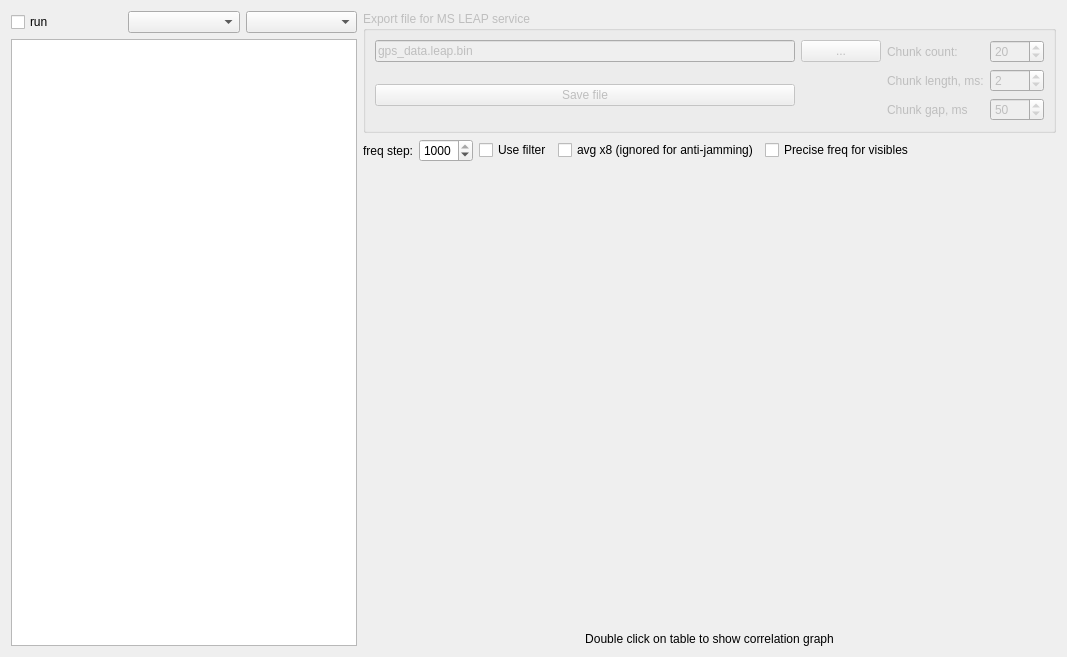
Above: gpscorrform.ui from amungo/ItsFx3 before the change. Below: the same form after it.
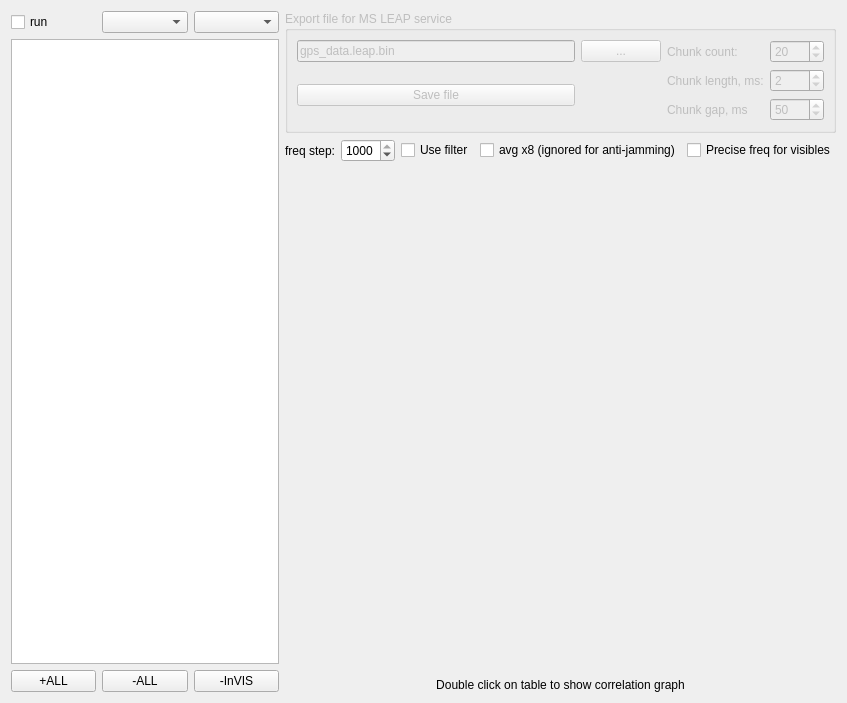
That is the form after the change. Custom widgets are drawn as their Qt base class.

Commit message: [+] add buttons for group (un)checking sats

Diff of the .ui file:
```diff
--- a/gpscorrform.ui
+++ b/gpscorrform.ui
@@ -6,8 +6,8 @@
    <rect>
     <x>0</x>
     <y>0</y>
-    <width>1067</width>
-    <height>657</height>
+    <width>847</width>
+    <height>703</height>
    </rect>
   </property>
   <property name="windowTitle">
@@ -40,6 +40,31 @@
      <item row="1" column="0">
       <widget class="QTableWidget" name="tableRes"/>
      </item>
+     <item row="3" column="0">
+      <layout class="QHBoxLayout" name="horizontalLayout_4">
+       <item>
+        <widget class="QPushButton" name="pushButtonCheckAll">
+         <property name="text">
+          <string>+ALL</string>
+         </property>
+        </widget>
+       </item>
+       <item>
+        <widget class="QPushButton" name="pushButtonUnchekAll">
+         <property name="text">
+          <string>-ALL</string>
+         </property>
+        </widget>
+       </item>
+       <item>
+        <widget class="QPushButton" name="pushButtonUncheckInVis">
+         <property name="text">
+          <string>-InVIS</string>
+         </property>
+        </widget>
+       </item>
+      </layout>
+     </item>
     </layout>
    </item>
    <item>
```
The commit also changes 2 other files.
